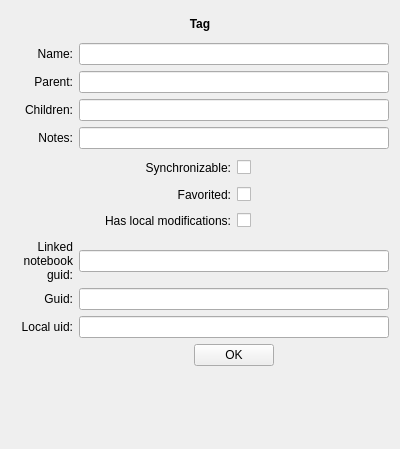
The window that quentier/src/widgets/TagModelItemInfoWidget.ui (d1vanov/quentier) describes before a commit, drawn with Qt 5.
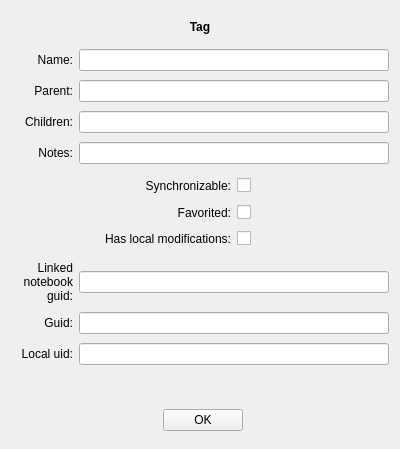
The same window after the commit.

Commit message: Issue #85: implement SavedSearchModelItemInfoWidget and integrate it into the app

Diff of the .ui file:
```diff
--- a/quentier/src/widgets/TagModelItemInfoWidget.ui
+++ b/quentier/src/widgets/TagModelItemInfoWidget.ui
@@ -14,6 +14,43 @@
    <string>Form</string>
   </property>
   <layout class="QGridLayout" name="gridLayout_2">
+   <item row="10" column="1" colspan="3">
+    <layout class="QHBoxLayout" name="okButtonHorizontalLayout">
+     <item>
+      <spacer name="leftOkButtonHorizontalSpacer">
+       <property name="orientation">
+        <enum>Qt::Horizontal</enum>
+       </property>
+       <property name="sizeHint" stdset="0">
+        <size>
+         <width>40</width>
+         <height>20</height>
+        </size>
+       </property>
+      </spacer>
+     </item>
+     <item>
+      <widget class="QPushButton" name="okButton">
+       <property name="text">
+        <string>OK</string>
+       </property>
+      </widget>
+     </item>
+     <item>
+      <spacer name="rightOkButtonHorizontalSpacer">
+       <property name="orientation">
+        <enum>Qt::Horizontal</enum>
+       </property>
+       <property name="sizeHint" stdset="0">
+        <size>
+         <width>40</width>
+         <height>20</height>
+        </size>
+       </property>
+      </spacer>
+     </item>
+    </layout>
+   </item>
    <item row="2" column="3">
     <widget class="QLineEdit" name="parentTagLineEdit">
      <property name="readOnly">
@@ -79,43 +116,6 @@
      </property>
     </widget>
    </item>
-   <item row="9" column="3">
-    <layout class="QHBoxLayout" name="okButtonHorizontalLayout">
-     <item>
-      <spacer name="leftOkButtonHorizontalSpacer">
-       <property name="orientation">
-        <enum>Qt::Horizontal</enum>
-       </property>
-       <property name="sizeHint" stdset="0">
-        <size>
-         <width>40</width>
-         <height>20</height>
-        </size>
-       </property>
-      </spacer>
-     </item>
-     <item>
-      <widget class="QPushButton" name="okButton">
-       <property name="text">
-        <string>OK</string>
-       </property>
-      </widget>
-     </item>
-     <item>
-      <spacer name="rightOkButtonHorizontalSpacer">
-       <property name="orientation">
-        <enum>Qt::Horizontal</enum>
-       </property>
-       <property name="sizeHint" stdset="0">
-        <size>
-         <width>40</width>
-         <height>20</height>
-        </size>
-       </property>
-      </spacer>
-     </item>
-    </layout>
-   </item>
    <item row="1" column="3">
     <widget class="QLineEdit" name="tagNameLineEdit">
      <property name="readOnly">
@@ -274,7 +274,7 @@
      </property>
     </widget>
    </item>
-   <item row="10" column="0" rowspan="2" colspan="4">
+   <item row="9" column="1" colspan="3">
     <widget class="QLabel" name="statusBarLabel">
      <property name="minimumSize">
       <size>
```
The commit also changes 12 other files.
